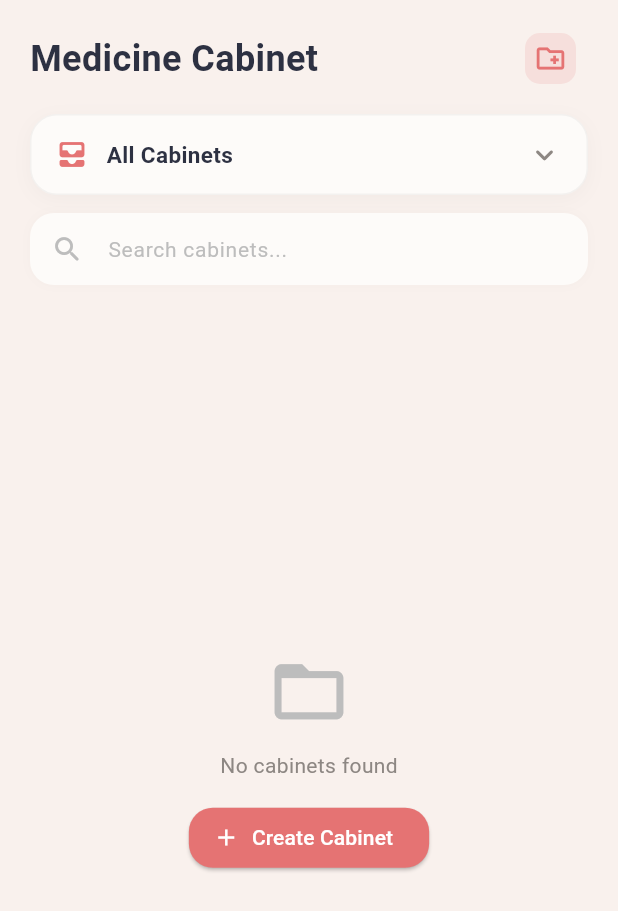
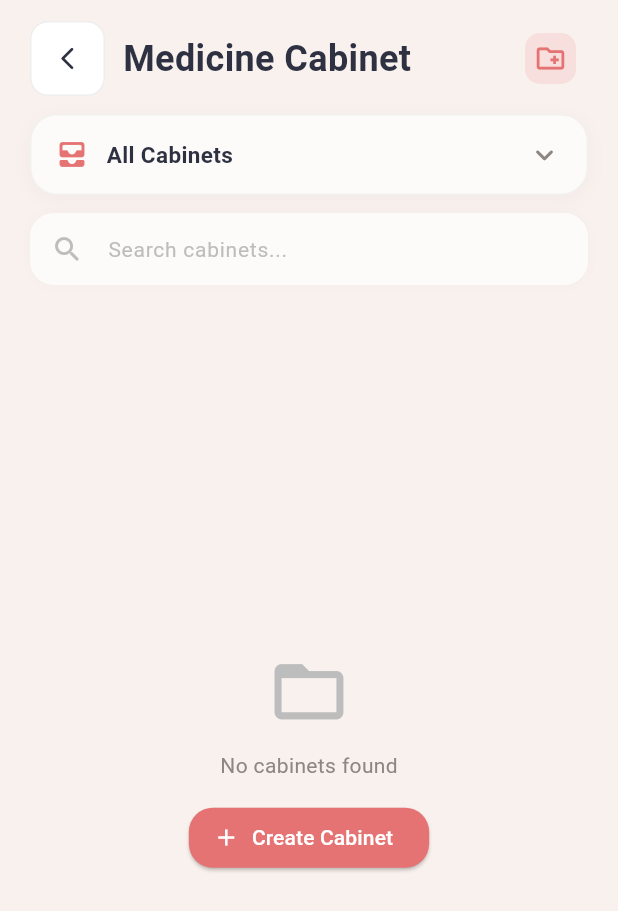
Before and after one commit to home-phrmacy/medcine-app, a Flutter app: the CabinetScreen screen opened directly, on a phone screen of 412 x 824 dp. Shown: the top 911 px of the screen. Run offline on Flutter 3.47's test engine with Material 3 defaults, Android fonts, the light colour scheme and no system bars; our stand-ins replace flutter_local_notifications, image_picker, supabase_flutter, timezone; accounts and stored records are empty; Roboto replaces fonts that are missing (SF Pro Display).

Commit message:
malak update

```diff
--- a/lib/screens/cabinet_screen.dart
+++ b/lib/screens/cabinet_screen.dart
@@ -359,22 +359,35 @@ class _CabinetScreenState extends State<CabinetScreen> {
                     mainAxisAlignment: MainAxisAlignment.spaceBetween,
                     children: [
                    Row(
+                mainAxisAlignment: MainAxisAlignment.spaceBetween,
                 children: [
-                          if (isInsideCabinet)
-                            IconButton(
-                              padding: EdgeInsets.zero,
+                  Row(
+                    children: [
+                      Container(
+                        decoration: BoxDecoration(
+                          color: Colors.white,
+                          borderRadius: BorderRadius.circular(12),
+                          border: Border.all(color: Colors.grey.shade200),
+                        ),
+                        child: IconButton(
                           constraints: const BoxConstraints(),
-                              icon: const Icon(Icons.arrow_back_ios_new_rounded, size: 20, color: Color(0xFF2D3142)),
+                          padding: const EdgeInsets.all(8),
+                          icon: const Icon(Icons.arrow_back_ios_new_rounded, size: 18, color: Color(0xFF2D3142)),
                           onPressed: () {
+                            if (isInsideCabinet) {
                               setState(() {
                                 selectedCabinetId = null;
                                 selectedCabinetName = "All Cabinets";
                                 selectedMedicineId = null;
                                 searchQuery = "";
                               });
+                            } else {
+                              Navigator.pop(context);
+                            }
                           },
                         ),
-                          if (isInsideCabinet) const SizedBox(width: 8),
+                      ),
+                      const SizedBox(width: 12),
                       Text(
                         isInsideCabinet ? selectedCabinetName : "Medicine Cabinet",
                         style: const TextStyle(
@@ -383,6 +396,9 @@ class _CabinetScreenState extends State<CabinetScreen> {
                           color: Color(0xFF2D3142),
                         ),
                       ),
+                    ],
+                  ),
+                  // زر إنشاء خزانة جديدة (موجود عندك أساساً تحت، أو اتركيه في الـ Row الخارجي)
                 ],
               ),
                       // زر إنشاء خزانة جديدة في الأعلى
```
Also changed, not shown: lib/screens/history_screen.dart (+33 -10 lines). Lines whose indentation alone changed are shown as unchanged.
